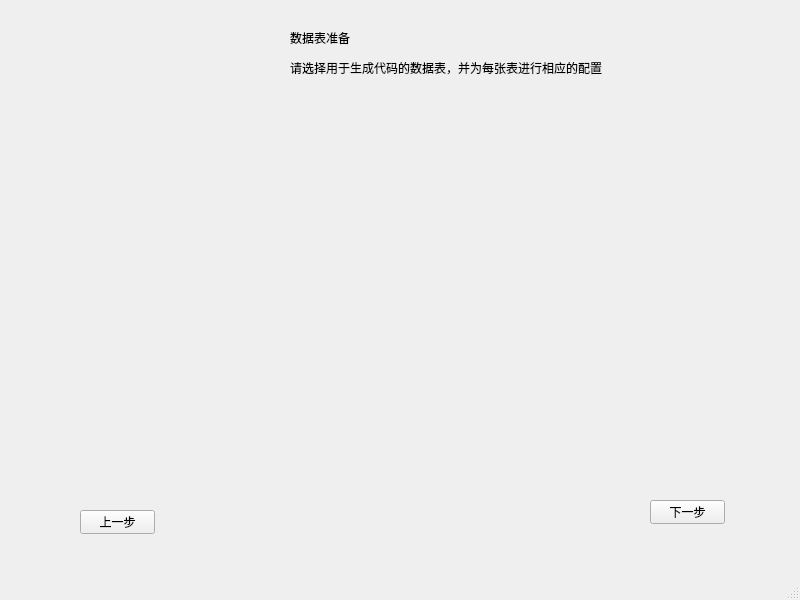
The window that app/ui/data_table_config.ui (ncepu-iDealStudio/Flask_RESTfulAPI_Codegen_Application) describes before a commit, drawn with Qt 5.
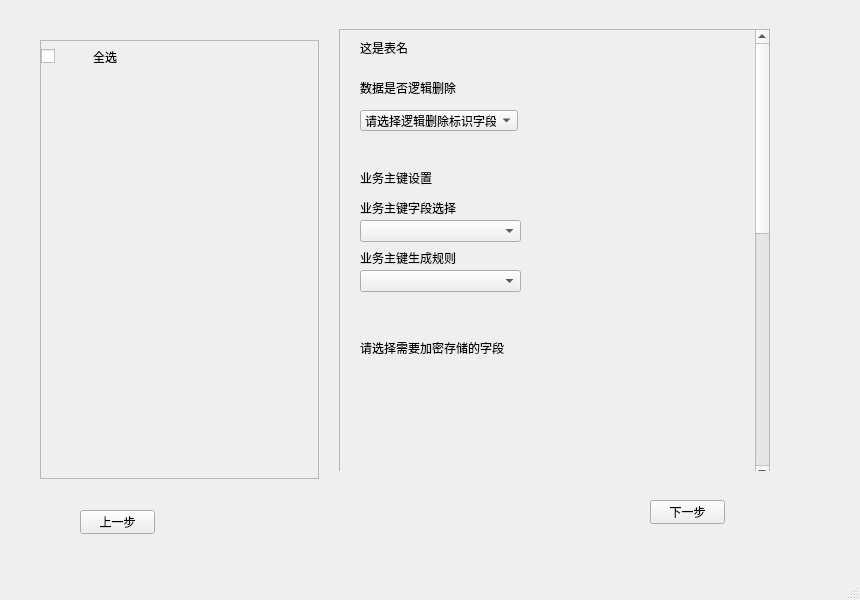
The same window after the commit.

Commit message: 表格设置界面完善

```diff
--- a/app/ui/data_table_config.ui
+++ b/app/ui/data_table_config.ui
@@ -6,7 +6,7 @@
    <rect>
     <x>0</x>
     <y>0</y>
-    <width>800</width>
+    <width>860</width>
     <height>600</height>
    </rect>
   </property>
@@ -14,7 +14,7 @@
    <string>MainWindow</string>
   </property>
   <widget class="QWidget" name="centralwidget">
-   <widget class="QPushButton" name="pushButton">
+   <widget class="QPushButton" name="pushButton_next">
     <property name="geometry">
      <rect>
       <x>650</x>
@@ -27,7 +27,7 @@
      <string>下一步</string>
     </property>
    </widget>
-   <widget class="QPushButton" name="pushButton_2">
+   <widget class="QPushButton" name="pushButton_last">
     <property name="geometry">
      <rect>
       <x>80</x>
@@ -40,31 +40,289 @@
      <string>上一步</string>
     </property>
    </widget>
-   <widget class="QLabel" name="label">
+   <widget class="QStackedWidget" name="stackedWidget_right">
     <property name="geometry">
      <rect>
-      <x>290</x>
-      <y>30</y>
-      <width>81</width>
-      <height>16</height>
+      <x>330</x>
+      <y>20</y>
+      <width>451</width>
+      <height>451</height>
      </rect>
     </property>
-    <property name="text">
-     <string>数据表准备</string>
+    <property name="currentIndex">
+     <number>1</number>
     </property>
+    <widget class="QWidget" name="page_1">
+     <widget class="QWidget" name="verticalLayoutWidget_2">
+      <property name="geometry">
+       <rect>
+        <x>30</x>
+        <y>10</y>
+        <width>351</width>
+        <height>91</height>
+       </rect>
+      </property>
+      <layout class="QVBoxLayout" name="verticalLayout_page1">
+       <item>
+        <widget class="QLabel" name="label_2">
+         <property name="text">
+          <string>请选择用于生成代码的数据表，并为每张表进行相应的配置</string>
+         </property>
+        </widget>
+       </item>
+       <item>
+        <widget class="QLabel" name="label">
+         <property name="mouseTracking">
+          <bool>false</bool>
+         </property>
+         <property name="text">
+          <string>数据表准备</string>
+         </property>
+        </widget>
+       </item>
+      </layout>
+     </widget>
+    </widget>
+    <widget class="QWidget" name="page_2">
+     <widget class="QWidget" name="verticalLayoutWidget_4">
+      <property name="geometry">
+       <rect>
+        <x>9</x>
+        <y>9</y>
+        <width>431</width>
+        <height>451</height>
+       </rect>
+      </property>
+      <layout class="QVBoxLayout" name="verticalLayout_page2">
+       <item>
+        <widget class="QScrollArea" name="scrollArea_right">
+         <property name="whatsThis">
+          <string/>
+         </property>
+         <property name="accessibleName">
+          <string/>
+         </property>
+         <property name="widgetResizable">
+          <bool>true</bool>
+         </property>
+         <widget class="QWidget" name="scrollAreaWidgetContents_right">
+          <property name="geometry">
+           <rect>
+            <x>0</x>
+            <y>-60</y>
+            <width>410</width>
+            <height>1000</height>
+           </rect>
+          </property>
+          <property name="minimumSize">
+           <size>
+            <width>0</width>
+            <height>1000</height>
+           </size>
+          </property>
+          <widget class="QLabel" name="label_table_name">
+           <property name="geometry">
+            <rect>
+             <x>20</x>
+             <y>10</y>
+             <width>54</width>
+             <height>16</height>
+            </rect>
+           </property>
+           <property name="text">
+            <string>这是表名</string>
+           </property>
+          </widget>
+          <widget class="QLabel" name="label_set_key">
+           <property name="geometry">
+            <rect>
+             <x>20</x>
+             <y>140</y>
+             <width>151</width>
+             <height>16</height>
+            </rect>
+           </property>
+           <property name="text">
+            <string>业务主键设置</string>
+           </property>
+          </widget>
+          <widget class="QLabel" name="label_select_key">
+           <property name="geometry">
+            <rect>
+             <x>20</x>
+             <y>170</y>
+             <width>161</width>
+             <height>16</height>
+            </rect>
+           </property>
+           <property name="text">
+            <string>业务主键字段选择</string>
+           </property>
+          </widget>
+          <widget class="QComboBox" name="comboBox_select_key">
+           <property name="geometry">
+            <rect>
+             <x>20</x>
+             <y>190</y>
+             <width>161</width>
+             <height>22</height>
+            </rect>
+           </property>
+          </widget>
+          <widget class="QLabel" name="label_set_key_2">
+           <property name="geometry">
+            <rect>
+             <x>20</x>
+             <y>220</y>
+             <width>161</width>
+             <height>16</height>
+            </rect>
+           </property>
+           <property name="text">
+            <string>业务主键生成规则</string>
+           </property>
+          </widget>
+          <widget class="QComboBox" name="comboBox_set_key">
+           <property name="geometry">
+            <rect>
+             <x>20</x>
+             <y>240</y>
+             <width>161</width>
+             <height>22</height>
+            </rect>
+           </property>
+          </widget>
+          <widget class="QLabel" name="label_code">
+           <property name="geometry">
+            <rect>
+             <x>20</x>
+             <y>310</y>
+             <width>161</width>
+             <height>16</height>
+            </rect>
+           </property>
+           <property name="text">
+            <string>请选择需要加密存储的字段</string>
+           </property>
+          </widget>
+          <widget class="QWidget" name="verticalLayoutWidget_5">
+           <property name="geometry">
+            <rect>
+             <x>10</x>
+             <y>340</y>
+             <width>401</width>
+             <height>311</height>
+            </rect>
+           </property>
+           <layout class="QVBoxLayout" name="verticalLayout_code"/>
+          </widget>
+          <widget class="QLabel" name="label_isDelete">
+           <property name="geometry">
+            <rect>
+             <x>20</x>
+             <y>50</y>
+             <width>158</width>
+             <height>16</height>
+            </rect>
+           </property>
+           <property name="text">
+            <string>数据是否逻辑删除</string>
+           </property>
+          </widget>
+          <widget class="QComboBox" name="comboBox_isDelete">
+           <property name="geometry">
+            <rect>
+             <x>20</x>
+             <y>80</y>
+             <width>158</width>
+             <height>21</height>
+            </rect>
+           </property>
+           <item>
+            <property name="text">
+             <string>请选择逻辑删除标识字段</string>
+            </property>
+           </item>
+          </widget>
+         </widget>
+        </widget>
+       </item>
+      </layout>
+     </widget>
+    </widget>
    </widget>
-   <widget class="QLabel" name="label_2">
+   <widget class="QWidget" name="">
     <property name="geometry">
      <rect>
-      <x>290</x>
-      <y>60</y>
-      <width>351</width>
-      <height>16</height>
+      <x>40</x>
+      <y>40</y>
+      <width>279</width>
+      <height>439</height>
      </rect>
     </property>
-    <property name="text">
-     <string>请选择用于生成代码的数据表，并为每张表进行相应的配置</string>
-    </property>
+    <layout class="QVBoxLayout" name="verticalLayout_left">
+     <item>
+      <widget class="QScrollArea" name="scrollArea_left">
+       <property name="widgetResizable">
+        <bool>true</bool>
+       </property>
+       <widget class="QWidget" name="scrollAreaWidgetContents_left">
+        <property name="geometry">
+         <rect>
+          <x>0</x>
+          <y>0</y>
+          <width>275</width>
+          <height>435</height>
+         </rect>
+        </property>
+        <property name="minimumSize">
+         <size>
+          <width>0</width>
+          <height>0</height>
+         </size>
+        </property>
+        <widget class="QWidget" name="horizontalLayoutWidget">
+         <property name="geometry">
+          <rect>
+           <x>0</x>
+           <y>0</y>
+           <width>281</width>
+           <height>31</height>
+          </rect>
+         </property>
+         <layout class="QHBoxLayout" name="horizontalLayout_all" stretch="1,5">
+          <item>
+           <widget class="QCheckBox" name="checkBox_all">
+            <property name="sizePolicy">
+             <sizepolicy hsizetype="Minimum" vsizetype="Fixed">
+              <horstretch>0</horstretch>
+              <verstretch>0</verstretch>
+             </sizepolicy>
+            </property>
+            <property name="minimumSize">
+             <size>
+              <width>0</width>
+              <height>0</height>
+             </size>
+            </property>
+            <property name="text">
+             <string/>
+            </property>
+           </widget>
+          </item>
+          <item>
+           <widget class="QLabel" name="label_select_all">
+            <property name="text">
+             <string>全选</string>
+            </property>
+           </widget>
+          </item>
+         </layout>
+        </widget>
+       </widget>
+      </widget>
+     </item>
+    </layout>
    </widget>
   </widget>
   <widget class="QMenuBar" name="menubar">
@@ -72,7 +330,7 @@
     <rect>
      <x>0</x>
      <y>0</y>
-     <width>800</width>
+     <width>860</width>
      <height>22</height>
     </rect>
    </property>
```
The commit also changes 4 other files.
